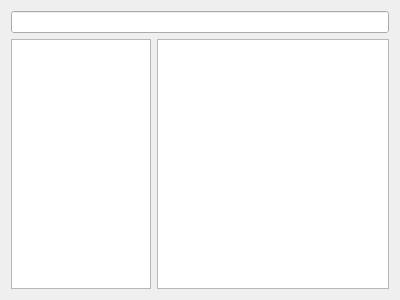
Before: the Qt Designer form fileexplorer.ui in theme/MangaLib, drawn with Qt 5.
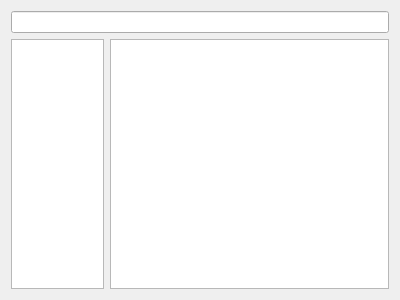
After: the same form once the commit is applied.

```diff
--- a/fileexplorer.ui
+++ b/fileexplorer.ui
@@ -18,7 +18,7 @@
     <widget class="QLineEdit" name="pathEdit"/>
    </item>
    <item>
-    <layout class="QHBoxLayout" name="horizontalLayout" stretch="3,5">
+    <layout class="QHBoxLayout" name="horizontalLayout" stretch="2,6">
      <item>
       <widget class="QTreeView" name="dirView"/>
      </item>
```
